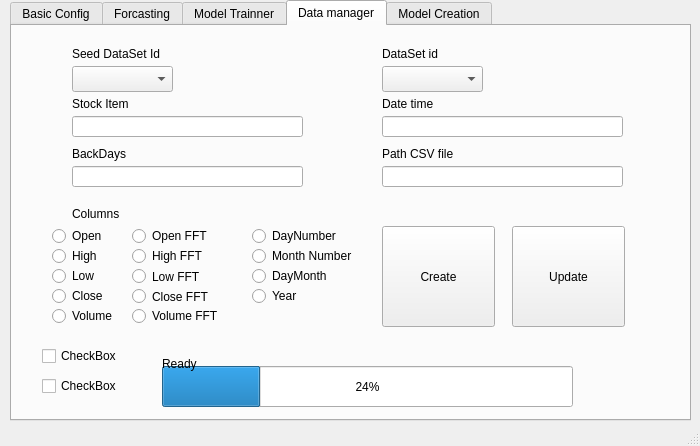
eduardo-trejo-es/LSTM_GUI_DB, file QT_Files/GUI_FFT_LSTM_Stock.ui: the form before one commit.
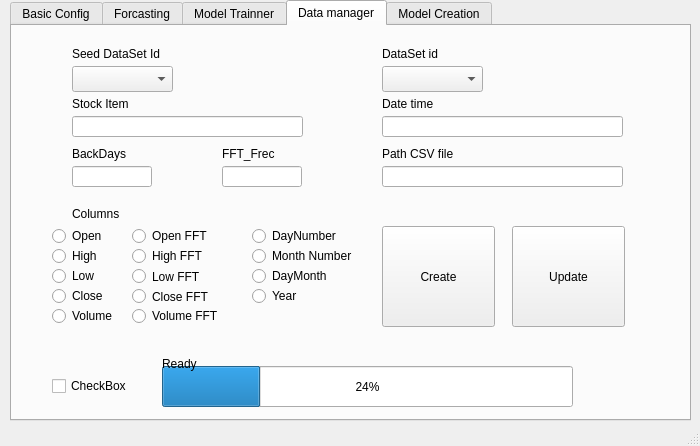
The form after the commit.

The edit to the form file:
```diff
--- a/QT_Files/GUI_FFT_LSTM_Stock.ui
+++ b/QT_Files/GUI_FFT_LSTM_Stock.ui
@@ -513,7 +513,7 @@
        <rect>
         <x>60</x>
         <y>140</y>
-        <width>231</width>
+        <width>80</width>
         <height>21</height>
        </rect>
       </property>
@@ -569,7 +569,7 @@
        <rect>
         <x>60</x>
         <y>120</y>
-        <width>201</width>
+        <width>80</width>
         <height>16</height>
        </rect>
       </property>
@@ -785,23 +785,33 @@
        <string>Volume FFT</string>
       </property>
      </widget>
+     <widget class="QLineEdit" name="DaMa_txtLine_FFT_Frec">
+      <property name="geometry">
+       <rect>
+        <x>210</x>
+        <y>140</y>
+        <width>80</width>
+        <height>21</height>
+       </rect>
+      </property>
+     </widget>
+     <widget class="QLabel" name="DaMa_lbl_FFT_Frec">
+      <property name="geometry">
+       <rect>
+        <x>210</x>
+        <y>120</y>
+        <width>80</width>
+        <height>16</height>
+       </rect>
+      </property>
+      <property name="text">
+       <string>FFT_Frec</string>
+      </property>
+     </widget>
      <widget class="QCheckBox" name="checkBox">
       <property name="geometry">
        <rect>
-        <x>30</x>
-        <y>320</y>
-        <width>87</width>
-        <height>20</height>
-       </rect>
-      </property>
-      <property name="text">
-       <string>CheckBox</string>
-      </property>
-     </widget>
-     <widget class="QCheckBox" name="checkBox_2">
-      <property name="geometry">
-       <rect>
-        <x>30</x>
+        <x>40</x>
         <y>350</y>
         <width>87</width>
         <height>20</height>
```
